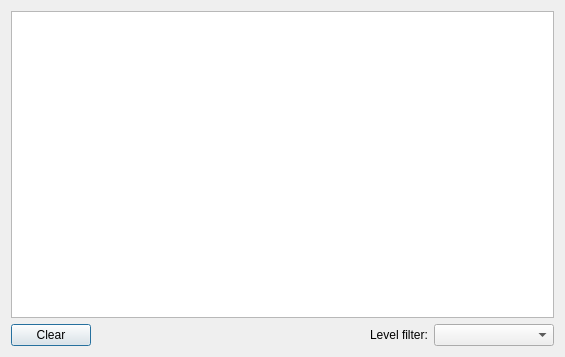
First picture: the form in tools/Emulator/src/logdialog.ui, repository stepanp/luna2d, before the edit.
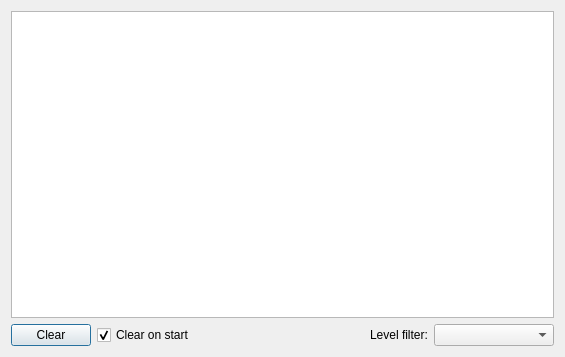
Second picture: the form after the edit.

Commit message: [Emulator] Clear log when game started

The edit to the form file:
```diff
--- a/tools/Emulator/src/logdialog.ui
+++ b/tools/Emulator/src/logdialog.ui
@@ -32,6 +32,16 @@
        </property>
       </widget>
      </item>
+     <item>
+      <widget class="QCheckBox" name="checkClearOnStart">
+       <property name="text">
+        <string>Clear on start</string>
+       </property>
+       <property name="checked">
+        <bool>true</bool>
+       </property>
+      </widget>
+     </item>
      <item>
       <spacer name="horizontalSpacer">
        <property name="orientation">
```
The commit also changes 5 other files.
